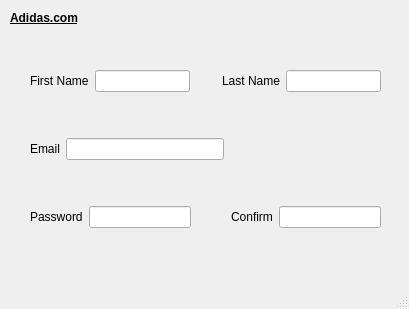
Qt form app/registerwindow.ui (walmat/flip-flop) before a commit.
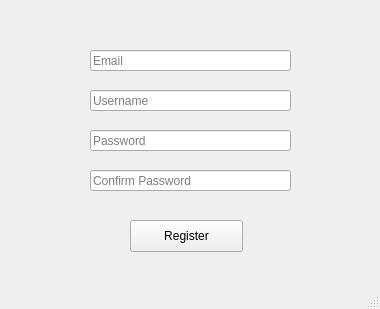
The same form after that commit.

Diff of the .ui file:
```diff
--- a/app/registerwindow.ui
+++ b/app/registerwindow.ui
@@ -6,7 +6,7 @@
    <rect>
     <x>0</x>
     <y>0</y>
-    <width>409</width>
+    <width>380</width>
     <height>309</height>
    </rect>
   </property>
@@ -14,140 +14,72 @@
    <string>MainWindow</string>
   </property>
   <widget class="QWidget" name="centralwidget">
-   <widget class="QWidget" name="verticalLayoutWidget">
+   <widget class="QLineEdit" name="Email">
     <property name="geometry">
      <rect>
-      <x>30</x>
-      <y>30</y>
-      <width>351</width>
-      <height>241</height>
+      <x>90</x>
+      <y>50</y>
+      <width>201</width>
+      <height>21</height>
      </rect>
     </property>
-    <layout class="QVBoxLayout" name="verticalLayout">
-     <item>
-      <layout class="QHBoxLayout" name="NAMEGROUP">
-       <item>
-        <widget class="QLabel" name="firstname">
-         <property name="text">
-          <string>First Name</string>
-         </property>
-        </widget>
-       </item>
-       <item>
-        <widget class="QLineEdit" name="firstnameEdit"/>
-       </item>
-       <item>
-        <spacer name="name_spacer">
-         <property name="orientation">
-          <enum>Qt::Horizontal</enum>
-         </property>
-         <property name="sizeHint" stdset="0">
-          <size>
-           <width>40</width>
-           <height>20</height>
-          </size>
-         </property>
-        </spacer>
-       </item>
-       <item>
-        <widget class="QLabel" name="lastname">
-         <property name="text">
-          <string>Last Name</string>
-         </property>
-        </widget>
-       </item>
-       <item>
-        <widget class="QLineEdit" name="lastnameEdit"/>
-       </item>
-      </layout>
-     </item>
-     <item>
-      <layout class="QHBoxLayout" name="EMAILGROUP">
-       <item>
-        <widget class="QLabel" name="email">
-         <property name="text">
-          <string>Email</string>
-         </property>
-        </widget>
-       </item>
-       <item>
-        <widget class="QLineEdit" name="emailEdit"/>
-       </item>
-       <item>
-        <spacer name="email_spacer">
-         <property name="orientation">
-          <enum>Qt::Horizontal</enum>
-         </property>
-         <property name="sizeHint" stdset="0">
-          <size>
-           <width>40</width>
-           <height>20</height>
-          </size>
-         </property>
-        </spacer>
-       </item>
-      </layout>
-     </item>
-     <item>
-      <layout class="QHBoxLayout" name="PASSWORDGROUP">
-       <item>
-        <widget class="QLabel" name="password">
-         <property name="text">
-          <string>Password</string>
-         </property>
-        </widget>
-       </item>
-       <item>
-        <widget class="QLineEdit" name="passwordEdit"/>
-       </item>
-       <item>
-        <spacer name="password_spacer">
-         <property name="orientation">
-          <enum>Qt::Horizontal</enum>
-         </property>
-         <property name="sizeHint" stdset="0">
-          <size>
-           <width>40</width>
-           <height>20</height>
-          </size>
-         </property>
-        </spacer>
-       </item>
-       <item>
-        <widget class="QLabel" name="confirm">
-         <property name="text">
-          <string>Confirm</string>
-         </property>
-        </widget>
-       </item>
-       <item>
-        <widget class="QLineEdit" name="confirmEdit"/>
-       </item>
-      </layout>
-     </item>
-    </layout>
+    <property name="text">
+     <string/>
+    </property>
+    <property name="placeholderText">
+     <string>Email</string>
+    </property>
    </widget>
-   <widget class="QLabel" name="site_name">
+   <widget class="QLineEdit" name="Username">
     <property name="geometry">
      <rect>
-      <x>10</x>
-      <y>10</y>
-      <width>81</width>
-      <height>16</height>
+      <x>90</x>
+      <y>90</y>
+      <width>201</width>
+      <height>21</height>
      </rect>
     </property>
-    <property name="font">
-     <font>
-      <weight>75</weight>
-      <bold>true</bold>
-      <underline>true</underline>
-     </font>
+    <property name="placeholderText">
+     <string>Username</string>
     </property>
-    <property name="frameShadow">
-     <enum>QFrame::Plain</enum>
+   </widget>
+   <widget class="QLineEdit" name="Password">
+    <property name="geometry">
+     <rect>
+      <x>90</x>
+      <y>130</y>
+      <width>201</width>
+      <height>21</height>
+     </rect>
     </property>
+    <property name="placeholderText">
+     <string>Password</string>
+    </property>
+   </widget>
+   <widget class="QLineEdit" name="ConfPassword">
+    <property name="geometry">
+     <rect>
+      <x>90</x>
+      <y>170</y>
+      <width>201</width>
+      <height>21</height>
+     </rect>
+    </property>
+    <property name="placeholderText">
+     <string>Confirm Password</string>
+    </property>
+   </widget>
+   <widget class="QPushButton" name="button_register">
+    <property name="geometry">
+     <rect>
+      <x>130</x>
+      <y>220</y>
+      <width>113</width>
+      <height>32</height>
+     </rect>
+    </property>
     <property name="text">
-     <string>Adidas.com</string>
+     <string>Register</string>
     </property>
    </widget>
   </widget>
```
Left out of the diff: 10 changed lines with no effect on the pictures.
